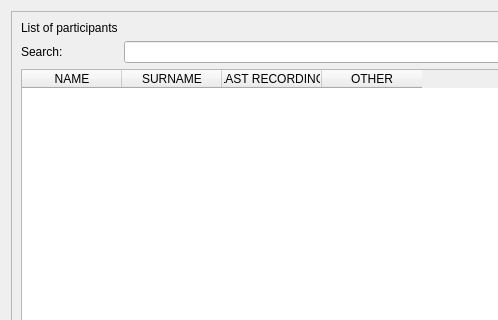
Qt form Modules/Home/Resources/UI/Participants.ui (EBATINCA/TrainUS) before a commit; both pictures show x 0 to 498 and y 0 to 320 of the 721 by 445 pixel window.
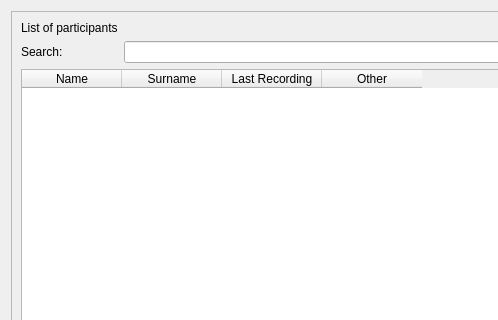
The same form after that commit. Custom widgets are drawn as their Qt base class.

```diff
--- a/Modules/Home/Resources/UI/Participants.ui
+++ b/Modules/Home/Resources/UI/Participants.ui
@@ -31,22 +31,22 @@
        <widget class="QTableWidget" name="participantsTable">
         <column>
          <property name="text">
-          <string>NAME</string>
+          <string>Name</string>
          </property>
         </column>
         <column>
          <property name="text">
-          <string>SURNAME</string>
+          <string>Surname</string>
          </property>
         </column>
         <column>
          <property name="text">
-          <string>LAST RECORDING</string>
+          <string>Last Recording</string>
          </property>
         </column>
         <column>
          <property name="text">
-          <string>OTHER</string>
+          <string>Other</string>
          </property>
         </column>
        </widget>
```
